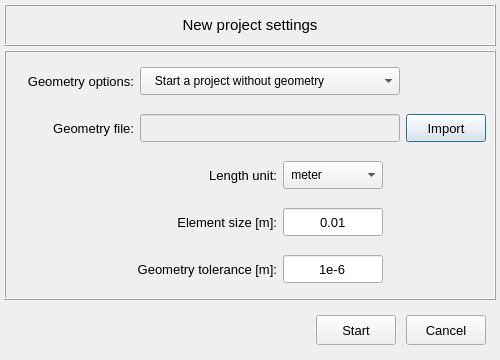
Before: the Qt Designer form pulse/interface/data/ui_files/project/new_project_input2.ui in open-pulse/OpenPulse, drawn with Qt 5.
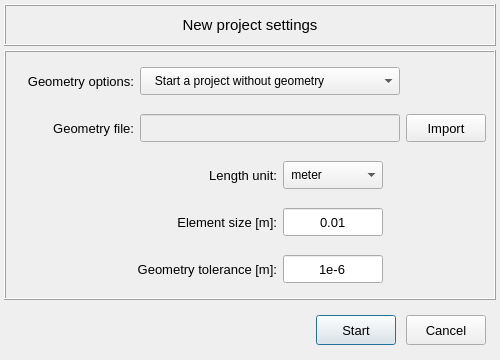
After: the same form once the commit is applied. Icons and pictures are not drawn.

```diff
--- a/pulse/interface/data/ui_files/project/new_project_input2.ui
+++ b/pulse/interface/data/ui_files/project/new_project_input2.ui
@@ -593,6 +593,9 @@
             <iconset>
              <normaloff>../data/icons/020-search.png</normaloff>../data/icons/020-search.png</iconset>
            </property>
+           <property name="autoDefault">
+            <bool>false</bool>
+           </property>
           </widget>
          </item>
         </layout>
@@ -930,6 +933,12 @@
         <property name="text">
          <string>Start</string>
         </property>
+        <property name="autoDefault">
+         <bool>false</bool>
+        </property>
+        <property name="default">
+         <bool>true</bool>
+        </property>
        </widget>
       </item>
       <item row="0" column="2">
```
Left out of the diff: 39 changed lines with no effect on the pictures.
